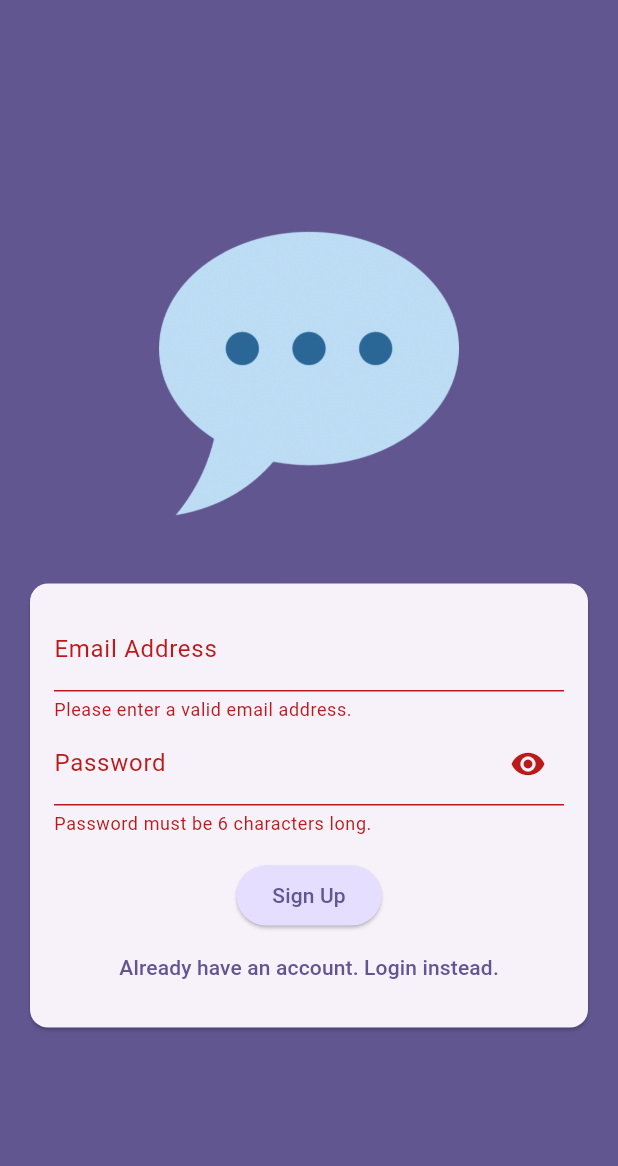
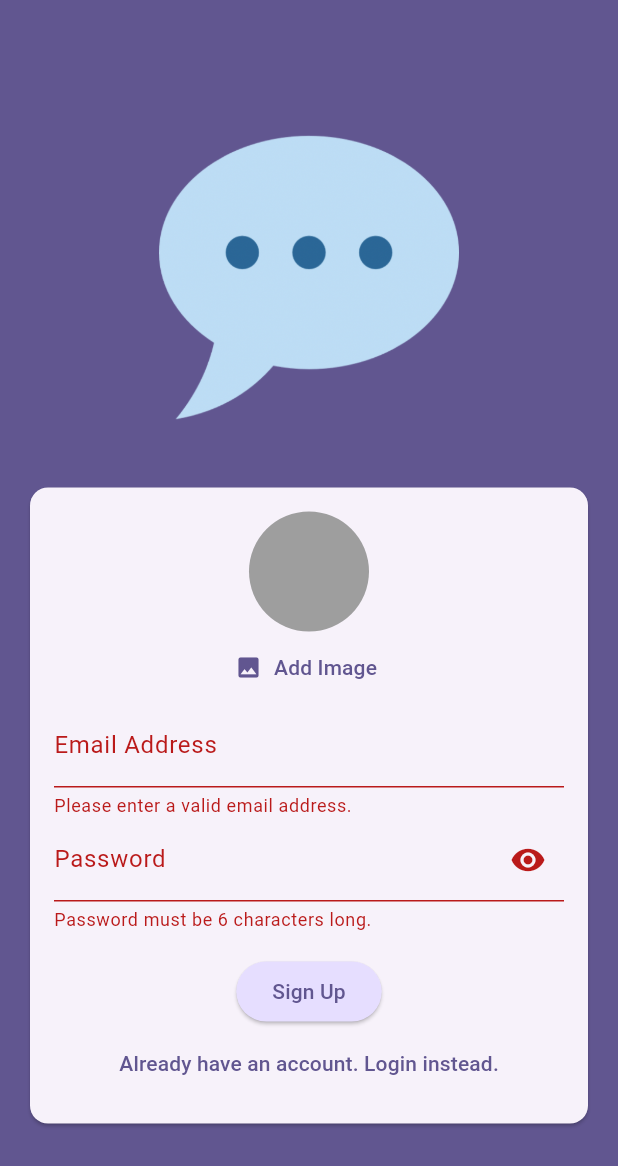
Before and after one commit to maxx-2345/Chat-App, a Flutter app: the screen it shows after launch, after a tap on "Login", after a tap on "Create an account", on a phone screen of 412 x 824 dp. Shown: the top 1166 px of the screen. Run offline on Flutter 3.47's test engine with Material 3 defaults, Android fonts, the phone set to English and light mode, and no system bars; our stand-ins replace firebase_auth, firebase_core, image_picker; accounts and stored records are empty.

Commit message:
added profile picture

```diff
--- a/lib/screens/auth.dart
+++ b/lib/screens/auth.dart
@@ -1,5 +1,6 @@
 import 'package:flutter/material.dart';
 import 'package:firebase_auth/firebase_auth.dart';
+import '../widgets/user_image_picker.dart';
 
 final _firebase = FirebaseAuth.instance;
 
@@ -37,7 +38,7 @@ class _AuthScreenState extends State<AuthScreen> {
           email: _enteredEmail,
           password: _enteredPassword,
         );
-  }
+      }
     } on FirebaseAuthException catch (error) {
       ScaffoldMessenger.of(context).clearSnackBars();
       ScaffoldMessenger.of(context).showSnackBar(
@@ -94,6 +95,7 @@ class _AuthScreenState extends State<AuthScreen> {
                       child: Column(
                         mainAxisSize: MainAxisSize.min,
                         children: [
+                          if(!_isLogin) UserImagePicker(),
                           TextFormField(
                             decoration: const InputDecoration(
                               labelText: 'Email Address',
--- /dev/null
+++ b/lib/widgets/user_image_picker.dart
@@ -0,0 +1,51 @@
+import 'package:flutter/material.dart';
+import 'package:image_picker/image_picker.dart';
+import 'dart:io';
+
+class UserImagePicker extends StatefulWidget {
+  const UserImagePicker({super.key});
+
+  @override
+  State<UserImagePicker> createState() => _UserImagePickerState();
+}
+
+class _UserImagePickerState extends State<UserImagePicker> {
+  File? _pickedImageFile;
+
+  void _pickImage() async {
+    final pickedImage = await ImagePicker().pickImage(
+      source: ImageSource.camera,
+      imageQuality: 50,
+      maxWidth: 150,
+    );
+    if (pickedImage == null) {
+      return;
+    }
+    setState(() {
+      _pickedImageFile = File(pickedImage.path);
+    });
+  }
+
+  @override
+  Widget build(BuildContext context) {
+    return Column(
+      children: [
+        CircleAvatar(
+          radius: 40,
+          backgroundColor: Colors.grey,
+          foregroundImage: _pickedImageFile != null
+              ? FileImage(_pickedImageFile!)
+              : null,
+        ),
+        TextButton.icon(
+          onPressed: _pickImage,
+          icon: const Icon(Icons.image),
+          label: Text(
+            'Add Image',
+            style: TextStyle(color: Theme.of(context).colorScheme.primary),
+          ),
+        ),
+      ],
+    );
+  }
+}
--- a/pubspec.yaml
+++ b/pubspec.yaml
@@ -36,6 +36,8 @@ dependencies:
   cupertino_icons: ^1.0.8
   firebase_core: ^4.2.0
   firebase_auth: ^6.1.1
+  firebase_storage: ^13.0.3
+  image_picker: ^1.2.0
 
 dev_dependencies:
   flutter_test:
```
Also changed, not shown: lib/screens/chat.dart (+18 -4 lines), lib/main.dart (line endings or trailing spaces), pubspec.lock, 5 other files.
